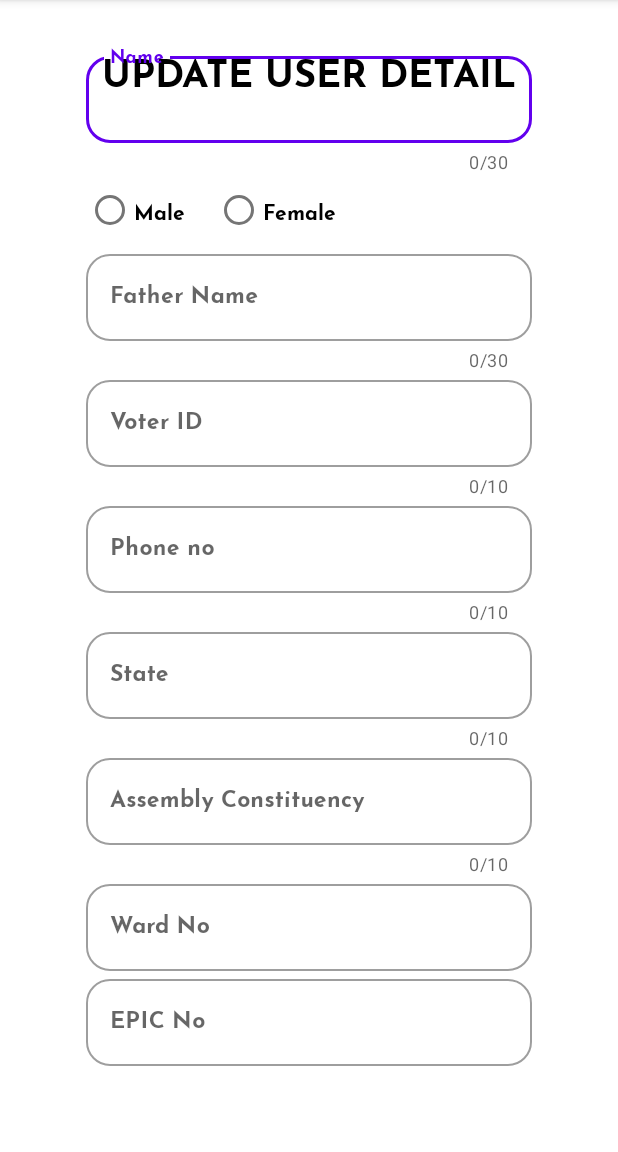
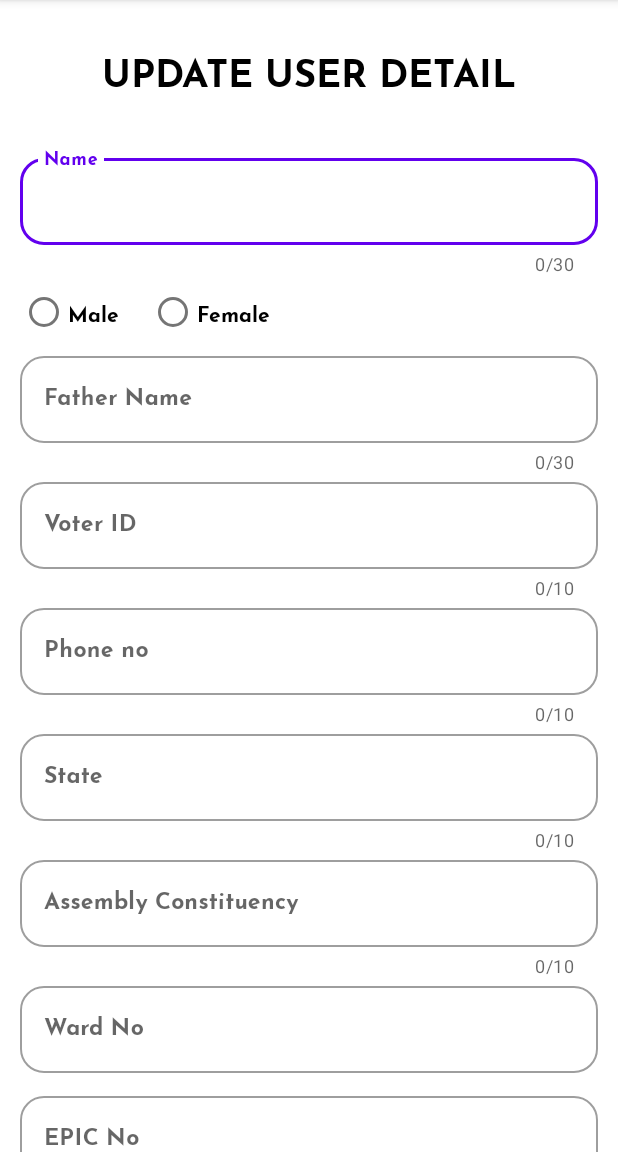
Before and after one commit to hariTH-0828/AdminController, an Android app: the screen it shows after launch (MainActivity), on a phone screen of 412 x 824 dp, the part 84-1236 px from its top. Run offline under Robolectric (Android 15) with nearby library versions, the phone set to English and light mode, and no system bars.

Commit message:
Local changes

```diff
--- a/app/src/main/java/edu/mobile/voterlist/MainActivity.java
+++ b/app/src/main/java/edu/mobile/voterlist/MainActivity.java
@@ -4,6 +4,7 @@ import androidx.appcompat.app.AppCompatActivity;
 
 import android.os.Bundle;
 import android.view.View;
+import android.widget.Button;
 import android.widget.RadioButton;
 import android.widget.RadioGroup;
 import android.widget.Toast;
@@ -13,20 +14,24 @@ public class MainActivity extends AppCompatActivity {
 
     RadioGroup radioGroup;
     RadioButton genderBtn;
+    Button pushBtn;
 
     @Override
     protected void onCreate(Bundle savedInstanceState) {
         super.onCreate(savedInstanceState);
         setContentView(R.layout.activity_main);
         radioGroup = findViewById(R.id.groupradio);
+        pushBtn = findViewById(R.id.pushBtn);
     }
 
     public void onRadioButtonClicked(View view) {
         int selectedId = radioGroup.getCheckedRadioButtonId();
         genderBtn = findViewById(selectedId);
 
-        if(selectedId == -1){
+        /*if(selectedId == -1){
             Toast.makeText(MainActivity.this,"Nothing selected", Toast.LENGTH_SHORT).show();
-        }else Toast.makeText(MainActivity.this, genderBtn.getText(), Toast.LENGTH_SHORT).show();
+        }else Toast.makeText(MainActivity.this, genderBtn.getText(), Toast.LENGTH_SHORT).show();*/
+
+
     }
 }
--- a/app/src/main/res/layout/activity_main.xml
+++ b/app/src/main/res/layout/activity_main.xml
@@ -25,37 +25,30 @@
         app:layout_constraintTop_toTopOf="parent"
         app:layout_constraintVertical_bias="0.023" />
 
-    <HorizontalScrollView
+    <ScrollView
         android:layout_width="match_parent"
         android:layout_height="match_parent"
-        android:layout_marginStart="16dp"
-        android:layout_marginTop="32dp"
-        android:layout_marginEnd="16dp"
-        android:fillViewport="true"
-        app:layout_constraintBottom_toBottomOf="parent"
-        app:layout_constraintEnd_toEndOf="parent"
+        android:layout_marginStart="3dp"
+        android:layout_marginTop="100dp"
+        android:layout_marginEnd="3dp"
+        app:layout_constraintHorizontal_bias="0.0"
         app:layout_constraintStart_toStartOf="parent"
-        app:layout_constraintTop_toTopOf="parent">
+        app:layout_constraintTop_toBottomOf="@+id/textView">
 
         <LinearLayout
-            android:layout_width="wrap_content"
-            android:layout_height="wrap_content"
-            android:layout_marginStart="16dp"
-            android:layout_marginEnd="16dp"
+            android:layout_width="match_parent"
+            android:layout_height="match_parent"
             android:orientation="vertical"
-            app:layout_constraintBottom_toBottomOf="parent"
             app:layout_constraintEnd_toEndOf="parent"
-            app:layout_constraintHorizontal_bias="1.0"
             app:layout_constraintStart_toStartOf="parent"
-            app:layout_constraintTop_toBottomOf="@+id/textView"
-            app:layout_constraintVertical_bias="0.074">
+            app:layout_constraintTop_toBottomOf="@+id/textView">
 
             <com.google.android.material.textfield.TextInputLayout
                 style="@style/Widget.MaterialComponents.TextInputLayout.OutlinedBox"
                 android:layout_width="match_parent"
                 android:layout_height="wrap_content"
-                android:layout_marginStart="25dp"
-                android:layout_marginEnd="25dp"
+                android:layout_marginStart="10dp"
+                android:layout_marginEnd="10dp"
                 app:boxBackgroundMode="outline"
                 app:boxCornerRadiusBottomEnd="16dp"
                 app:boxCornerRadiusBottomStart="16dp"
@@ -84,7 +77,7 @@
             <LinearLayout
                 android:layout_width="wrap_content"
                 android:layout_height="0dp"
-                android:layout_marginStart="25dp"
+                android:layout_marginStart="10dp"
                 android:layout_weight="@integer/material_motion_duration_long_2"
                 android:orientation="horizontal">
 
@@ -119,8 +112,8 @@
                 style="@style/Widget.MaterialComponents.TextInputLayout.OutlinedBox"
                 android:layout_width="match_parent"
                 android:layout_height="wrap_content"
-                android:layout_marginStart="25dp"
-                android:layout_marginEnd="25dp"
+                android:layout_marginStart="10dp"
+                android:layout_marginEnd="10dp"
                 app:boxBackgroundMode="outline"
                 app:boxCornerRadiusBottomEnd="16dp"
                 app:boxCornerRadiusBottomStart="16dp"
@@ -150,8 +143,8 @@
                 style="@style/Widget.MaterialComponents.TextInputLayout.OutlinedBox"
                 android:layout_width="match_parent"
                 android:layout_height="wrap_content"
-                android:layout_marginStart="25dp"
-                android:layout_marginEnd="25dp"
+                android:layout_marginStart="10dp"
+                android:layout_marginEnd="10dp"
                 app:boxBackgroundMode="outline"
                 app:boxCornerRadiusBottomEnd="16dp"
                 app:boxCornerRadiusBottomStart="16dp"
@@ -180,8 +173,8 @@
                 style="@style/Widget.MaterialComponents.TextInputLayout.OutlinedBox"
                 android:layout_width="match_parent"
                 android:layout_height="wrap_content"
-                android:layout_marginStart="25dp"
-                android:layout_marginEnd="25dp"
+                android:layout_marginStart="10dp"
+                android:layout_marginEnd="10dp"
                 app:boxBackgroundMode="outline"
                 app:boxCornerRadiusBottomEnd="16dp"
                 app:boxCornerRadiusBottomStart="16dp"
@@ -212,8 +205,8 @@
                 style="@style/Widget.MaterialComponents.TextInputLayout.OutlinedBox"
                 android:layout_width="match_parent"
                 android:layout_height="wrap_content"
-                android:layout_marginStart="25dp"
-                android:layout_marginEnd="25dp"
+                android:layout_marginStart="10dp"
+                android:layout_marginEnd="10dp"
                 app:boxBackgroundMode="outline"
                 app:boxCornerRadiusBottomEnd="16dp"
                 app:boxCornerRadiusBottomStart="16dp"
@@ -244,8 +237,8 @@
                 style="@style/Widget.MaterialComponents.TextInputLayout.OutlinedBox"
                 android:layout_width="match_parent"
                 android:layout_height="wrap_content"
-                android:layout_marginStart="25dp"
-                android:layout_marginEnd="25dp"
+                android:layout_marginStart="10dp"
+                android:layout_marginEnd="10dp"
                 app:boxBackgroundMode="outline"
                 app:boxCornerRadiusBottomEnd="16dp"
                 app:boxCornerRadiusBottomStart="16dp"
@@ -276,8 +269,9 @@
                 style="@style/Widget.MaterialComponents.TextInputLayout.OutlinedBox"
                 android:layout_width="match_parent"
                 android:layout_height="wrap_content"
-                android:layout_marginStart="25dp"
-                android:layout_marginEnd="25dp"
+                android:layout_marginStart="10dp"
+                android:layout_marginEnd="10dp"
+                android:layout_marginBottom="10dp"
                 app:boxBackgroundMode="outline"
                 app:boxCornerRadiusBottomEnd="16dp"
                 app:boxCornerRadiusBottomStart="16dp"
@@ -305,8 +299,9 @@
                 style="@style/Widget.MaterialComponents.TextInputLayout.OutlinedBox"
                 android:layout_width="match_parent"
                 android:layout_height="wrap_content"
-                android:layout_marginStart="25dp"
-                android:layout_marginEnd="25dp"
+                android:layout_marginStart="10dp"
+                android:layout_marginEnd="10dp"
+                android:layout_marginBottom="10dp"
                 app:boxBackgroundMode="outline"
                 app:boxCornerRadiusBottomEnd="16dp"
                 app:boxCornerRadiusBottomStart="16dp"
@@ -330,8 +325,17 @@
 
             </com.google.android.material.textfield.TextInputLayout>
 
+            <Button
+                android:id="@+id/pushBtn"
+                android:layout_width="150dp"
+                android:layout_height="50dp"
+                android:layout_marginStart="10dp"
+                android:layout_marginTop="20dp"
+                android:layout_marginBottom="20dp"
+                android:text="@string/btn_push" />
         </LinearLayout>
-    </HorizontalScrollView>
+
+    </ScrollView>
 
 
 </androidx.constraintlayout.widget.ConstraintLayout>
--- a/app/src/main/res/values/strings.xml
+++ b/app/src/main/res/values/strings.xml
@@ -9,6 +9,7 @@
     <string name="label_state">State</string>
     <string name="label_assembly">Assembly Constituency</string>
     <string name="label_epic">EPIC No</string>
+    <string name="btn_push">push</string>
 
 
     <string name="radio_male">Male</string>
```
